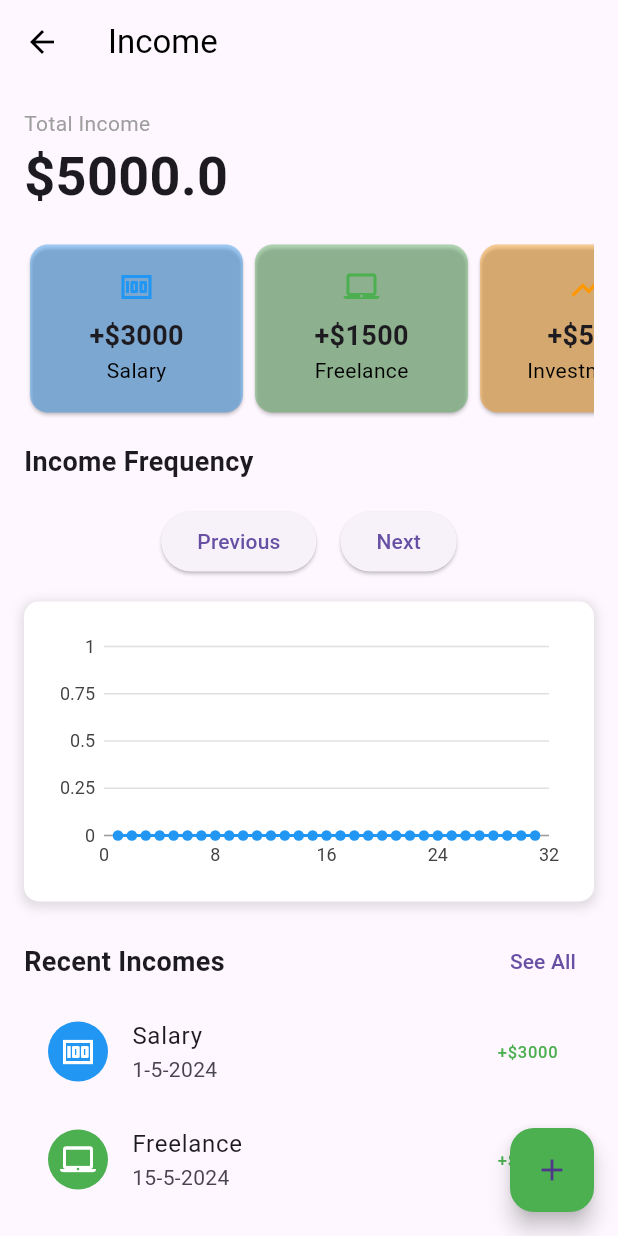
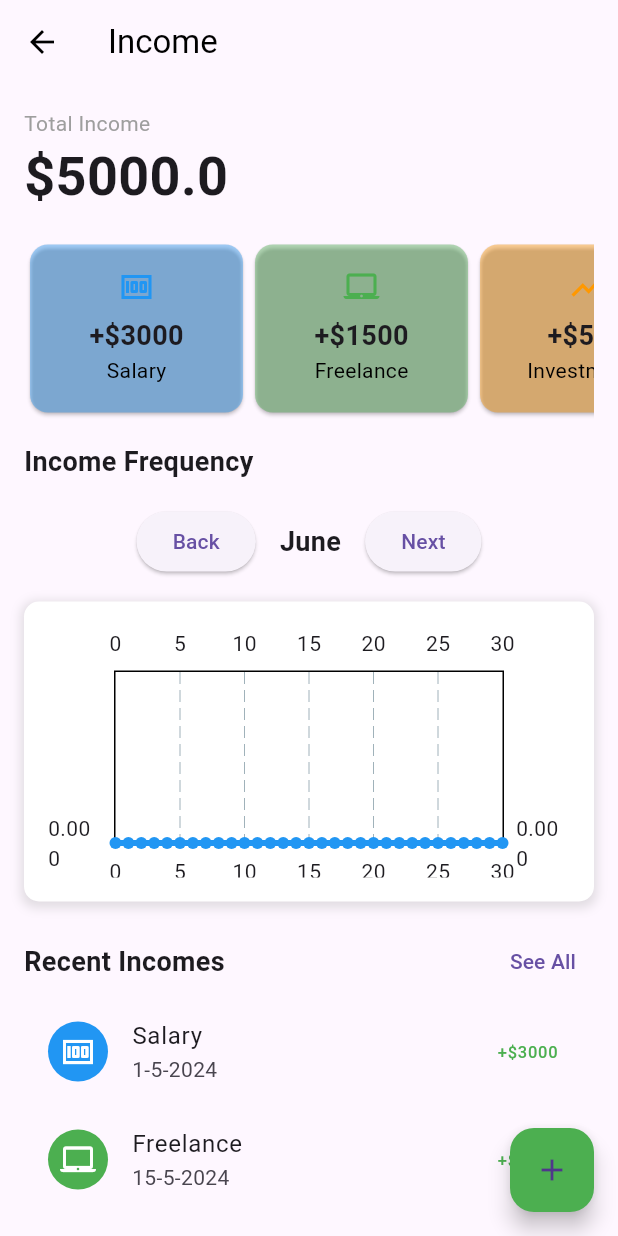
Before and after one commit to VinChriZ/MoneyManager, a Flutter app: the IncomePage screen opened directly, on a phone screen of 412 x 824 dp. Run offline on Flutter 3.47's test engine with Material 3 defaults, Android fonts, the light colour scheme and no system bars; drawn by our look-alikes of fl_chart; our stand-ins replace firebase_auth, firebase_core, flutter_speed_dial, font_awesome_flutter; accounts and stored records are empty; network calls fail.

Commit message:
Perbaikan fl_chart (dibuka sudah ndak error)
Gak ada error dari charts_flutter, sudah pake fl_chart. Cuma function chart masih harus dibenerin.

```diff
--- a/lib/income.dart
+++ b/lib/income.dart
@@ -1,6 +1,6 @@
 import 'package:flutter/material.dart';
 import 'package:font_awesome_flutter/font_awesome_flutter.dart';
-import 'package:charts_flutter/flutter.dart' as charts;
+import 'package:fl_chart/fl_chart.dart';
 
 class IncomePage extends StatefulWidget {
   @override
@@ -16,6 +16,21 @@ class IncomeData {
 
 class _IncomePageState extends State<IncomePage> {
   int _currentMonth = DateTime.now().month;
+
+  final List<String> monthNames = [
+    'January',
+    'February',
+    'March',
+    'April',
+    'May',
+    'June',
+    'July',
+    'August',
+    'September',
+    'October',
+    'November',
+    'December'
+  ];
 
   List<Map<String, dynamic>> incomes = [
     {
@@ -43,15 +58,7 @@ class _IncomePageState extends State<IncomePage> {
 
   double totalIncome = 5000;
 
-  List<charts.Series<int, int>> data = [
-    charts.Series<int, int>(
-      id: 'Income',
-      colorFn: (_, __) => charts.MaterialPalette.blue.shadeDefault,
-      domainFn: (int income, _) => income,
-      measureFn: (int income, _) => income,
-      data: List.generate(31, (index) => 0),
-    ),
-  ];
+  List<FlSpot> data = List.generate(31, (index) => FlSpot(index.toDouble(), 0));
 
   void _addIncome(
       String category, double amount, String time, IconData icon, Color color) {
@@ -69,54 +76,42 @@ class _IncomePageState extends State<IncomePage> {
   }
 
   void _updateChartData() {
-    List<int> newData = List.generate(31, (index) => 0);
+    List<FlSpot> newData =
+        List.generate(31, (index) => FlSpot(index.toDouble(), 0));
 
     for (var income in incomes) {
       var day = int.tryParse(
-          income['time'].split(' ')[0].replaceAll(RegExp(r'\D'), ''));
+          income['time'].split('-')[0].replaceAll(RegExp(r'\D'), ''));
 
       if (day != null && day >= 1 && day <= 31) {
-        newData[day - 1] += int.parse(income['amount'].substring(2));
+        newData[day - 1] = FlSpot(day.toDouble(),
+            newData[day - 1].y + int.parse(income['amount'].substring(2)));
       }
     }
 
     setState(() {
-      data = [
-        charts.Series<int, int>(
-          id: 'Income',
-          colorFn: (_, __) => charts.MaterialPalette.blue.shadeDefault,
-          domainFn: (int income, _) => income + 1,
-          measureFn: (int income, _) => newData[income],
-          data: List.generate(31, (index) => index),
-        ),
-      ];
+      data = newData;
     });
   }
 
   void _updateChartDataForMonth(int month) {
-    List<int> newData = List.generate(31, (index) => 0);
+    List<FlSpot> newData =
+        List.generate(31, (index) => FlSpot(index.toDouble(), 0));
 
     for (var income in incomes) {
       var day = int.tryParse(
-          income['time'].split(' ')[0].replaceAll(RegExp(r'\D'), ''));
+          income['time'].split('-')[0].replaceAll(RegExp(r'\D'), ''));
       var incomeMonth = int.tryParse(
-          income['time'].split(' ')[1].replaceAll(RegExp(r'\D'), ''));
+          income['time'].split('-')[1].replaceAll(RegExp(r'\D'), ''));
 
       if (day != null && day >= 1 && day <= 31 && incomeMonth == month) {
-        newData[day - 1] += int.parse(income['amount'].substring(2));
+        newData[day - 1] = FlSpot(day.toDouble(),
+            newData[day - 1].y + int.parse(income['amount'].substring(2)));
       }
     }
 
     setState(() {
-      data = [
-        charts.Series<int, int>(
-          id: 'Income',
-          colorFn: (_, __) => charts.MaterialPalette.blue.shadeDefault,
-          domainFn: (int income, _) => income + 1,
-          measureFn: (int income, _) => newData[income],
-          data: List.generate(31, (index) => index),
-        ),
-      ];
+      data = newData;
     });
   }
 
@@ -306,9 +301,18 @@ class _IncomePageState extends State<IncomePage> {
               Row(
                 mainAxisAlignment: MainAxisAlignment.center,
                 children: [
-                  ElevatedButton(
-                    onPressed: _showPreviousMonth,
-                    child: Text('Previous'),
+                  Flexible(
+                    // Wrap the "Previous" button with Flexible
+                    child: ElevatedButton(
+                      onPressed: _showPreviousMonth,
+                      child: Text('Back'),
+                    ),
+                  ),
+                  SizedBox(width: 16.0),
+                  Text(
+                    monthNames[_currentMonth -
+                        1], // Display the name of the current month
+                    style: TextStyle(fontSize: 18, fontWeight: FontWeight.bold),
                   ),
                   SizedBox(width: 16.0),
                   ElevatedButton(
@@ -416,16 +420,6 @@ class _IncomePageState extends State<IncomePage> {
   }
 
   Widget _buildIncomeFrequencyGraph() {
-    List<charts.Series<IncomeData, int>> series = [
-      charts.Series<IncomeData, int>(
-        id: "Income",
-        data: _generateIncomeData(),
-        domainFn: (IncomeData income, _) => income.day,
-        measureFn: (IncomeData income, _) => income.amount,
-        colorFn: (_, __) => charts.MaterialPalette.blue.shadeDefault,
-      )
-    ];
-
     return Container(
       height: 200.0,
       padding: EdgeInsets.all(16.0),
@@ -441,31 +435,27 @@ class _IncomePageState extends State<IncomePage> {
           ),
         ],
       ),
-      child: charts.LineChart(
-        series,
-        animate: true,
-        defaultRenderer: charts.LineRendererConfig(
-          includePoints: true,
+      child: LineChart(
+        LineChartData(
+          lineBarsData: [
+            LineChartBarData(
+              spots: data,
+              isCurved: true,
+              color: Colors.blue,
+              barWidth: 4,
+              belowBarData: BarAreaData(show: false),
+              dotData: FlDotData(show: true),
+            ),
+          ],
+          titlesData: FlTitlesData(
+            bottomTitles: AxisTitles(
+              sideTitles: SideTitles(showTitles: true),
+            ),
+          ),
+          gridData: FlGridData(show: true),
         ),
       ),
     );
-  }
-
-  List<IncomeData> _generateIncomeData() {
-    List<IncomeData> incomeData =
-        List.generate(31, (index) => IncomeData(index + 1, 0));
-
-    for (var income in incomes) {
-      var day = int.tryParse(
-        income['time'].split(' ')[0].replaceAll(RegExp(r'\D'), ''),
-      );
-
-      if (day != null && day >= 1 && day <= 31) {
-        incomeData[day - 1].amount += int.parse(income['amount'].substring(2));
-      }
-    }
-
-    return incomeData;
   }
 
   Widget _buildRecentIncomes() {
--- a/pubspec.yaml
+++ b/pubspec.yaml
@@ -11,10 +11,10 @@ dependencies:
     sdk: flutter
   font_awesome_flutter: ^10.1.0
   flutter_slidable: ^3.1.0
-  charts_flutter: ^0.12.0
   flutter_speed_dial: ^7.0.0
   firebase_core: ^2.32.0
   firebase_auth: ^4.20.0
+  fl_chart: ^0.68.0
 
 dev_dependencies:
   flutter_test:
```
Also changed, not shown: lib/expense.dart (+35 -50 lines), lib/home.dart (+28 -12 lines), flutter_01.png (added), pubspec.lock.
